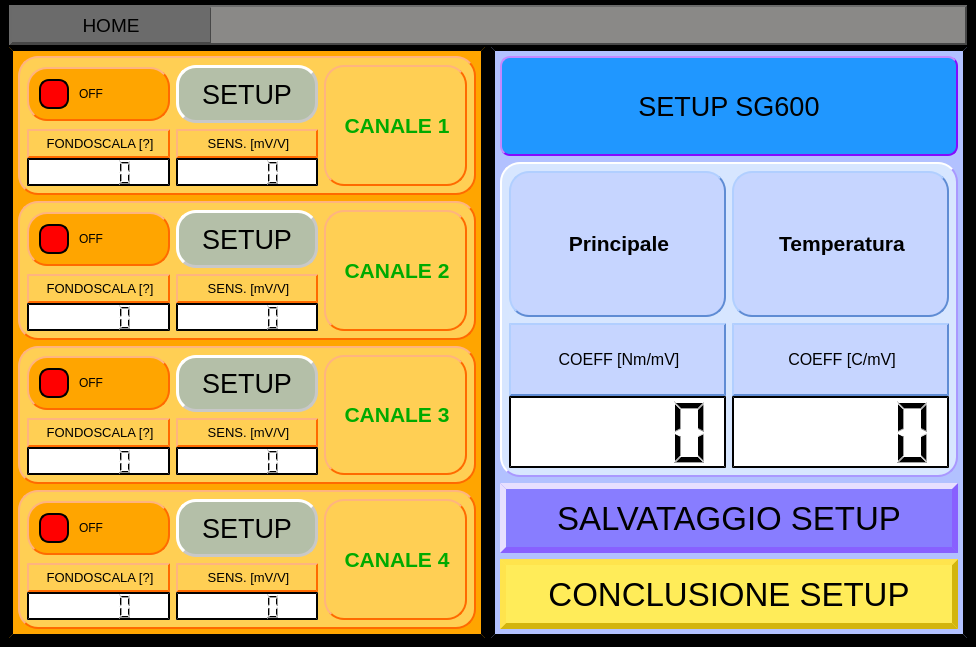
Qt form Qt Creator/View_QT_SetupPage.ui (Mixer97/tesi_triennale) before a commit.
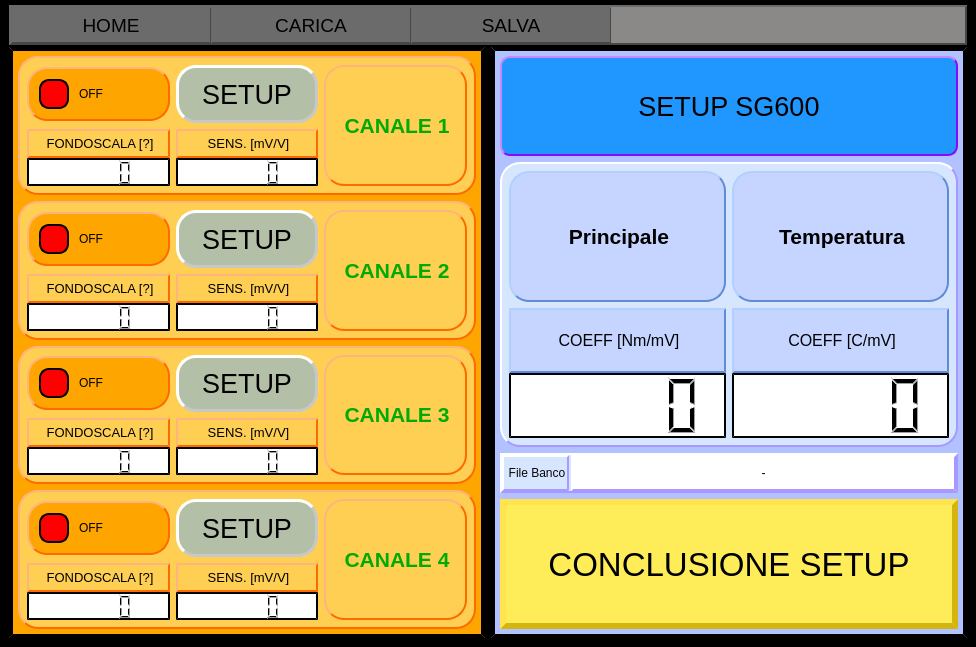
The same form after that commit.

What changed in the file:
```diff
--- a/Qt Creator/View_QT_SetupPage.ui
+++ b/Qt Creator/View_QT_SetupPage.ui
@@ -119,7 +119,7 @@
             <property name="frameShadow">
              <enum>QFrame::Raised</enum>
             </property>
-            <layout class="QVBoxLayout" name="verticalLayout_2">
+            <layout class="QHBoxLayout" name="horizontalLayout">
              <property name="spacing">
               <number>0</number>
              </property>
@@ -180,6 +180,106 @@
                </property>
               </widget>
              </item>
+             <item>
+              <widget class="QPushButton" name="pushButton_carica_setup">
+               <property name="sizePolicy">
+                <sizepolicy hsizetype="Minimum" vsizetype="Preferred">
+                 <horstretch>0</horstretch>
+                 <verstretch>0</verstretch>
+                </sizepolicy>
+               </property>
+               <property name="maximumSize">
+                <size>
+                 <width>200</width>
+                 <height>16777215</height>
+                </size>
+               </property>
+               <property name="font">
+                <font>
+                 <pointsize>14</pointsize>
+                 <italic>false</italic>
+                 <bold>false</bold>
+                 <strikeout>false</strikeout>
+                </font>
+               </property>
+               <property name="cursor">
+                <cursorShape>PointingHandCursor</cursorShape>
+               </property>
+               <property name="styleSheet">
+                <string notr="true">QPushButton{
+	border-width: 1px;
+	background-color:rgb(107, 107, 107);
+	color: rgb(0, 0, 0);
+}
+
+QPushButton::pressed{
+	border-width: 1px;
+	background-color:rgb(56, 56, 56);
+	color: rgb(0, 0, 0);
+
+
+}</string>
+               </property>
+               <property name="text">
+                <string>CARICA</string>
+               </property>
+              </widget>
+             </item>
+             <item>
+              <widget class="QPushButton" name="pushButton_salvataggio_setup">
+               <property name="sizePolicy">
+                <sizepolicy hsizetype="Minimum" vsizetype="Preferred">
+                 <horstretch>0</horstretch>
+                 <verstretch>0</verstretch>
+                </sizepolicy>
+               </property>
+               <property name="maximumSize">
+                <size>
+                 <width>200</width>
+                 <height>16777215</height>
+                </size>
+               </property>
+               <property name="font">
+                <font>
+                 <pointsize>14</pointsize>
+                 <italic>false</italic>
+                 <bold>false</bold>
+                 <strikeout>false</strikeout>
+                </font>
+               </property>
+               <property name="cursor">
+                <cursorShape>PointingHandCursor</cursorShape>
+               </property>
+               <property name="styleSheet">
+                <string notr="true">QPushButton{
+	border-width: 1px;
+	background-color:rgb(107, 107, 107);
+	color: rgb(0, 0, 0);
+}
+
+QPushButton::pressed{
+	border-width: 1px;
+	background-color:rgb(56, 56, 56);
+	color: rgb(0, 0, 0);
+
+
+}</string>
+               </property>
+               <property name="text">
+                <string>SALVA</string>
+               </property>
+              </widget>
+             </item>
+             <item>
+              <widget class="QFrame" name="frame_2">
+               <property name="frameShape">
+                <enum>QFrame::StyledPanel</enum>
+               </property>
+               <property name="frameShadow">
+                <enum>QFrame::Raised</enum>
+               </property>
+              </widget>
+             </item>
             </layout>
            </widget>
           </item>
@@ -1087,6 +1187,128 @@
         <layout class="QGridLayout" name="gridLayout">
          <item row="4" column="0" colspan="2">
           <layout class="QGridLayout" name="gridLayout_27">
+           <item row="2" column="0">
+            <widget class="QPushButton" name="pushButton_concludi_setup">
+             <property name="sizePolicy">
+              <sizepolicy hsizetype="Minimum" vsizetype="Preferred">
+               <horstretch>0</horstretch>
+               <verstretch>0</verstretch>
+              </sizepolicy>
+             </property>
+             <property name="minimumSize">
+              <size>
+               <width>0</width>
+               <height>130</height>
+              </size>
+             </property>
+             <property name="font">
+              <font>
+               <pointsize>25</pointsize>
+              </font>
+             </property>
+             <property name="cursor">
+              <cursorShape>PointingHandCursor</cursorShape>
+             </property>
+             <property name="styleSheet">
+              <string notr="true">QWidget {
+	background-color: rgb(255, 236, 89);
+	border-style: outset;
+    border-width: 6px;
+	border-color: rgb(211, 181, 13);
+	border-style: outset;
+	border-radius: 0px;
+}
+QPushButton{
+	color: rgb(0,0,0);
+}
+QPushButton::pressed{
+	background-color: rgb(255, 200, 60);
+	border-style: outset;
+    border-width: 6px;
+	border-color: rgb(190, 160, 13);
+	border-style: outset;
+	border-radius: 0px;
+}
+</string>
+             </property>
+             <property name="text">
+              <string>CONCLUSIONE SETUP</string>
+             </property>
+            </widget>
+           </item>
+           <item row="1" column="0">
+            <widget class="QFrame" name="frame_4">
+             <property name="minimumSize">
+              <size>
+               <width>0</width>
+               <height>40</height>
+              </size>
+             </property>
+             <property name="styleSheet">
+              <string notr="true">QWidget {
+	background-color: rgb(215, 230, 255);
+    border-width: 2px;
+	border-color: rgb(169, 152, 255);
+	border-radius: 0px;
+}</string>
+             </property>
+             <property name="frameShape">
+              <enum>QFrame::StyledPanel</enum>
+             </property>
+             <property name="frameShadow">
+              <enum>QFrame::Raised</enum>
+             </property>
+             <layout class="QHBoxLayout" name="horizontalLayout_2">
+              <property name="spacing">
+               <number>2</number>
+              </property>
+              <property name="leftMargin">
+               <number>0</number>
+              </property>
+              <property name="topMargin">
+               <number>0</number>
+              </property>
+              <property name="rightMargin">
+               <number>0</number>
+              </property>
+              <property name="bottomMargin">
+               <number>0</number>
+              </property>
+              <item>
+               <widget class="QLabel" name="label_file_banco">
+                <property name="sizePolicy">
+                 <sizepolicy hsizetype="Fixed" vsizetype="Preferred">
+                  <horstretch>0</horstretch>
+                  <verstretch>0</verstretch>
+                 </sizepolicy>
+                </property>
+                <property name="text">
+                 <string>&lt;html&gt;&lt;head/&gt;&lt;body&gt;&lt;p align=&quot;center&quot;&gt;&lt;span style=&quot; color:#080808;&quot;&gt;File Banco&lt;/span&gt;&lt;/p&gt;&lt;/body&gt;&lt;/html&gt;</string>
+                </property>
+               </widget>
+              </item>
+              <item>
+               <widget class="QLabel" name="label_banco_attuale">
+                <property name="styleSheet">
+                 <string notr="true">QWidget {
+	background-color:rgb(255, 255, 255);
+    border-width: 2px;
+	border-color: rgb(169, 152, 255);
+	border-radius: 0px;
+	color: rgb(0, 0, 0);
+}</string>
+                </property>
+                <property name="text">
+                 <string>-</string>
+                </property>
+                <property name="alignment">
+                 <set>Qt::AlignCenter</set>
+                </property>
+               </widget>
+              </item>
+             </layout>
+            </widget>
+           </item>
            <item row="0" column="0">
             <widget class="QWidget" name="widget" native="true">
              <property name="sizePolicy">
@@ -1257,107 +1479,6 @@
              </layout>
             </widget>
            </item>
-           <item row="2" column="0">
-            <widget class="QPushButton" name="pushButton_salvataggio_setup">
-             <property name="sizePolicy">
-              <sizepolicy hsizetype="Minimum" vsizetype="Preferred">
-               <horstretch>0</horstretch>
-               <verstretch>0</verstretch>
-              </sizepolicy>
-             </property>
-             <property name="minimumSize">
-              <size>
-               <width>0</width>
-               <height>70</height>
-              </size>
-             </property>
-             <property name="font">
-              <font>
-               <pointsize>25</pointsize>
-              </font>
-             </property>
-             <property name="cursor">
-              <cursorShape>PointingHandCursor</cursorShape>
-             </property>
-             <property name="mouseTracking">
-              <bool>false</bool>
-             </property>
-             <property name="styleSheet">
-              <string notr="true">QWidget {
-	background-color: rgb(136, 125, 255);
-	border-style: outset;
-    border-width: 6px;
-	border-color: rgb(136, 96, 255);
-	border-style: outset;
-	border-radius: 0px;
-}
-QPushButton{
-	color: rgb(0,0,0);
-}
-QPushButton::pressed{
-	background-color: rgb(100, 100, 255);
-	border-style: outset;
-    border-width: 6px;
-	border-color: rgb(100, 80, 255);
-	border-style: outset;
-	border-radius: 0px;
-}
-</string>
-             </property>
-             <property name="text">
-              <string>SALVATAGGIO SETUP</string>
-             </property>
-            </widget>
-           </item>
-           <item row="3" column="0">
-            <widget class="QPushButton" name="pushButton_concludi_setup">
-             <property name="sizePolicy">
-              <sizepolicy hsizetype="Minimum" vsizetype="Preferred">
-               <horstretch>0</horstretch>
-               <verstretch>0</verstretch>
-              </sizepolicy>
-             </property>
-             <property name="minimumSize">
-              <size>
-               <width>0</width>
-               <height>70</height>
-              </size>
-             </property>
-             <property name="font">
-              <font>
-               <pointsize>25</pointsize>
-              </font>
-             </property>
-             <property name="cursor">
-              <cursorShape>PointingHandCursor</cursorShape>
-             </property>
-             <property name="styleSheet">
-              <string notr="true">QWidget {
-	background-color: rgb(255, 236, 89);
-	border-style: outset;
-    border-width: 6px;
-	border-color: rgb(211, 181, 13);
-	border-style: outset;
-	border-radius: 0px;
-}
-QPushButton{
-	color: rgb(0,0,0);
-}
-QPushButton::pressed{
-	background-color: rgb(255, 200, 60);
-	border-style: outset;
-    border-width: 6px;
-	border-color: rgb(190, 160, 13);
-	border-style: outset;
-	border-radius: 0px;
-}
-</string>
-             </property>
-             <property name="text">
-              <string>CONCLUSIONE SETUP</string>
-             </property>
-            </widget>
-           </item>
           </layout>
          </item>
          <item row="0" column="0" colspan="2">
```
